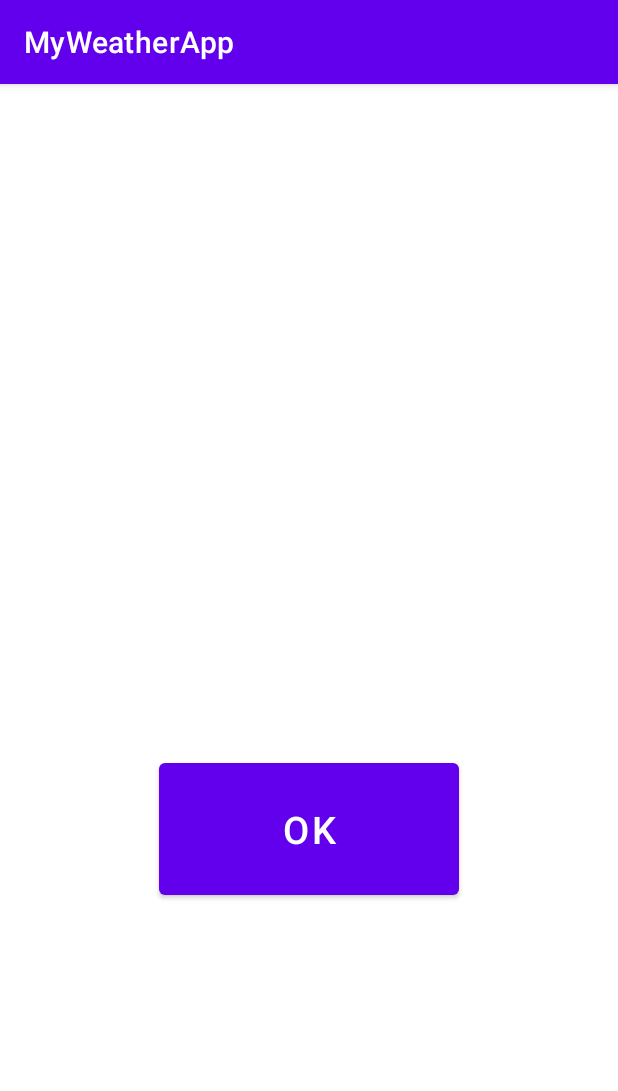
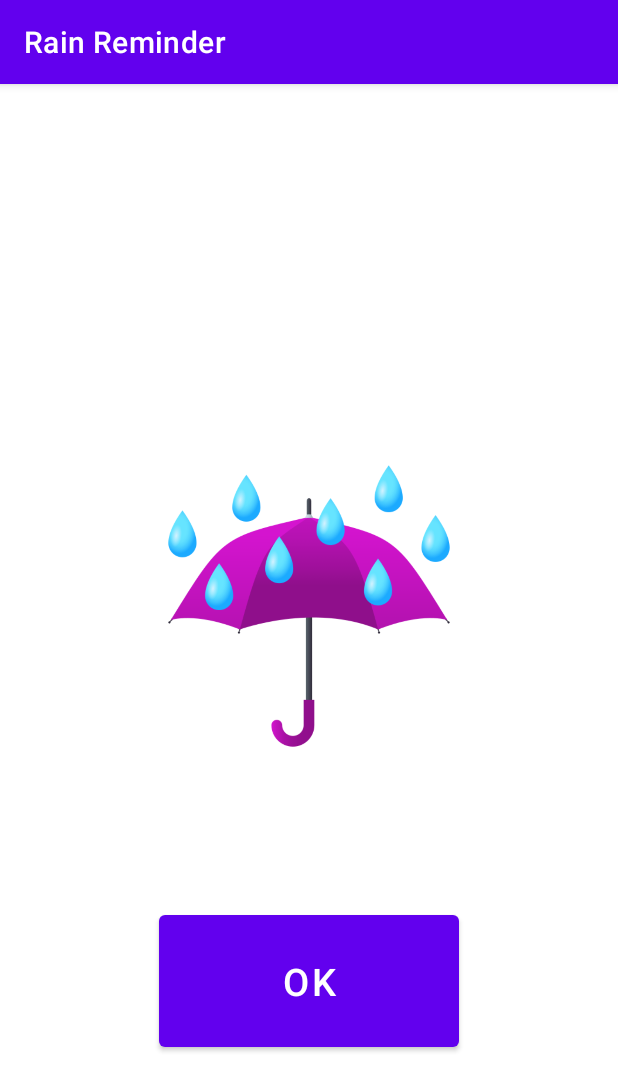
Before and after one commit to zhdand/RainReminder-WeatherForecast, an Android app: the StopReminderFragment screen opened directly, with no data from a screen before it, on a phone screen of 412 x 824 dp. Shown: the top 1091 px of the screen. Run offline under Robolectric (Android 15) with nearby library versions, the phone set to English and light mode, and no system bars.

Commit message:
Added picture with umbrella and rain for stop reminder fragment, added screenshots.

```diff
--- a/app/src/main/java/com/example/rainreminderweatherforecast/ui/reminders_rain_days/ReminderRainDayFragment.kt
+++ b/app/src/main/java/com/example/rainreminderweatherforecast/ui/reminders_rain_days/ReminderRainDayFragment.kt
@@ -58,14 +58,16 @@ class ReminderRainDayFragment : Fragment(R.layout.fragment_list_reminder_rain_da
       adapterRainDay = ReminderDayRecyclerViewAdapter()
 
       recyclerViewReminderRainDay.apply {
+
          layoutManager = LinearLayoutManager(requireContext())
+
          val itemTouchHelper = ItemTouchHelper(object : ItemSwipeDelete() {
             override fun onSwiped(viewHolder: RecyclerView.ViewHolder, direction: Int) {
                val date =
                   viewHolder.itemView.findViewById<TextView>(R.id.text_view_date_reminder).text.toString()
                val reminderId = getReminderId(date)
                viewModelReminder.cancelOnReminderRainDay(reminderId)
-               adapterRainDay.removeAt(viewHolder.adapterPosition)
+               adapterRainDay.removeAt(viewHolder.bindingAdapterPosition)
             }
 
             private fun getReminderId(date: String): Int {
@@ -73,8 +75,8 @@ class ReminderRainDayFragment : Fragment(R.layout.fragment_list_reminder_rain_da
                   remindersList.filter { it.date == date }[0].id
                } ?: 0
             }
+         })
 
-         })
          itemTouchHelper.attachToRecyclerView(recyclerViewReminderRainDay)
          recyclerViewReminderRainDay.adapter = adapterRainDay
       }
--- a/app/src/main/java/com/example/rainreminderweatherforecast/ui/stop_reminder/StopReminderFragment.kt
+++ b/app/src/main/java/com/example/rainreminderweatherforecast/ui/stop_reminder/StopReminderFragment.kt
@@ -6,6 +6,7 @@ import androidx.lifecycle.ViewModelProvider
 import android.os.Bundle
 import androidx.fragment.app.Fragment
 import android.view.View
+import android.widget.ImageView
 import android.widget.TextView
 import com.example.rainreminderweatherforecast.MyApp
 import com.example.rainreminderweatherforecast.R
@@ -28,6 +29,7 @@ class StopReminderFragment : Fragment(R.layout.stop_reminder_fragment) {
 
   private lateinit var textViewMessage: TextView
   private lateinit var buttonOk: MaterialButton
+  private lateinit var imageView: ImageView
 
   override fun onAttach(context: Context) {
     super.onAttach(context)
@@ -44,15 +46,17 @@ class StopReminderFragment : Fragment(R.layout.stop_reminder_fragment) {
 
     textViewMessage = view.findViewById(R.id.text_view_stop_reminder_message)
     buttonOk = view.findViewById(R.id.button_stop_reminder)
+    imageView = view.findViewById(R.id.imageview_stop_reminder_umbrella)
 
     textViewMessage.text = viewModel.preferences.getRemindersMessage()
 
     buttonOk.setOnClickListener {
-         Intent(requireContext(), AlarmService::class.java).also {intent ->
+      Intent(requireContext(), AlarmService::class.java).also { intent ->
         activity?.stopService(intent)
       }
       activity?.finish()
     }
+
   }
 
 }
--- a/app/src/main/res/layout/stop_reminder_fragment.xml
+++ b/app/src/main/res/layout/stop_reminder_fragment.xml
@@ -5,21 +5,33 @@
     android:id="@+id/stop_reminder"
     android:layout_width="match_parent"
     android:layout_height="match_parent"
-    tools:context=".ui.stop_reminder.StopReminderFragment"
-    android:padding="20dp">
+    android:padding="20dp"
+    tools:context=".ui.stop_reminder.StopReminderFragment">
 
     <TextView
         android:id="@+id/text_view_stop_reminder_message"
         android:layout_width="wrap_content"
         android:layout_height="wrap_content"
-        android:text="Please take an umbrella. \n\nToday will be raining."
-        android:textSize="18sp"
         android:textAlignment="center"
+        android:textSize="20sp"
+        android:textStyle="bold"
+        app:layout_constraintBottom_toTopOf="@+id/imageview_stop_reminder_umbrella"
+        app:layout_constraintEnd_toEndOf="parent"
+        app:layout_constraintHorizontal_bias="0.5"
+        app:layout_constraintStart_toStartOf="parent"
+        app:layout_constraintTop_toTopOf="parent" />
+
+    <ImageView
+        android:id="@+id/imageview_stop_reminder_umbrella"
+        android:layout_width="200dp"
+        android:layout_height="200dp"
+        android:contentDescription="@string/stop_reminder_umbrella"
+        android:src="@drawable/umbrella_rain"
         app:layout_constraintBottom_toTopOf="@+id/button_stop_reminder"
         app:layout_constraintEnd_toEndOf="parent"
         app:layout_constraintHorizontal_bias="0.5"
         app:layout_constraintStart_toStartOf="parent"
-        app:layout_constraintTop_toTopOf="parent" />
+        app:layout_constraintTop_toBottomOf="@+id/text_view_stop_reminder_message" />
 
     <Button
         android:id="@+id/button_stop_reminder"
@@ -31,6 +43,7 @@
         app:layout_constraintEnd_toEndOf="parent"
         app:layout_constraintHorizontal_bias="0.5"
         app:layout_constraintStart_toStartOf="parent"
-        app:layout_constraintTop_toBottomOf="@+id/text_view_stop_reminder_message" />
+        app:layout_constraintTop_toBottomOf="@+id/imageview_stop_reminder_umbrella" />
+
 
 </androidx.constraintlayout.widget.ConstraintLayout>
--- a/app/src/main/res/values/strings.xml
+++ b/app/src/main/res/values/strings.xml
@@ -1,5 +1,5 @@
 <resources>
-    <string name="app_name">MyWeatherApp</string>
+    <string name="app_name">Rain Reminder</string>
 
     <!-- Strings used for fragments for navigation -->
     <string name="fragment_label_current_weather">Current weather</string>
@@ -73,5 +73,6 @@
     <string name="button_reminders_clear_all">CLEAR ALL</string>
     <string name="notification_title">Reminder rain days</string>
     <string name="message_time_picker_enter_time_grater_than_current">Please enter a time greater than the current time</string>
+    <string name="stop_reminder_umbrella">Umbrella</string>
 
 </resources>
--- a/app/src/main/res/values/themes.xml
+++ b/app/src/main/res/values/themes.xml
@@ -24,5 +24,3 @@
     <style name="Theme.MyWeatherApp.PopupOverlay" parent="ThemeOverlay.AppCompat.Light" />
 
 </resources>
-
-<!--<style name="Theme.MyWeatherApp" parent="Theme.MaterialComponents.DayNight.DarkActionBar">-->
```
Also changed, not shown: app/src/main/res/drawable-v24/umbrella_rain.png (added), 6 other files. Lines whose indentation alone changed are shown as unchanged.
